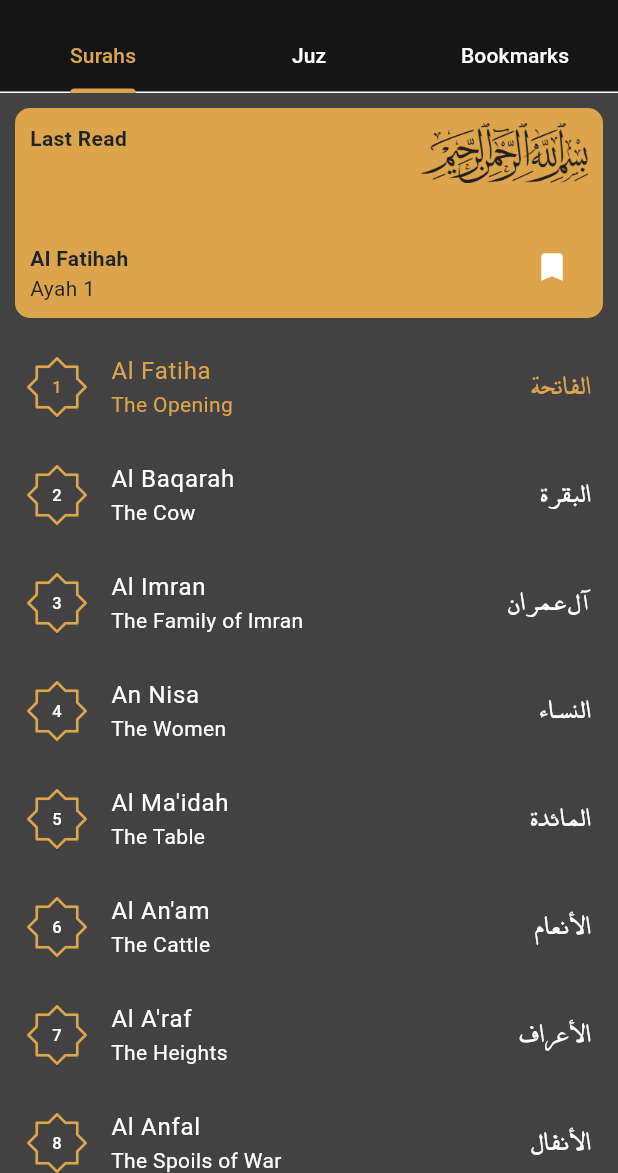
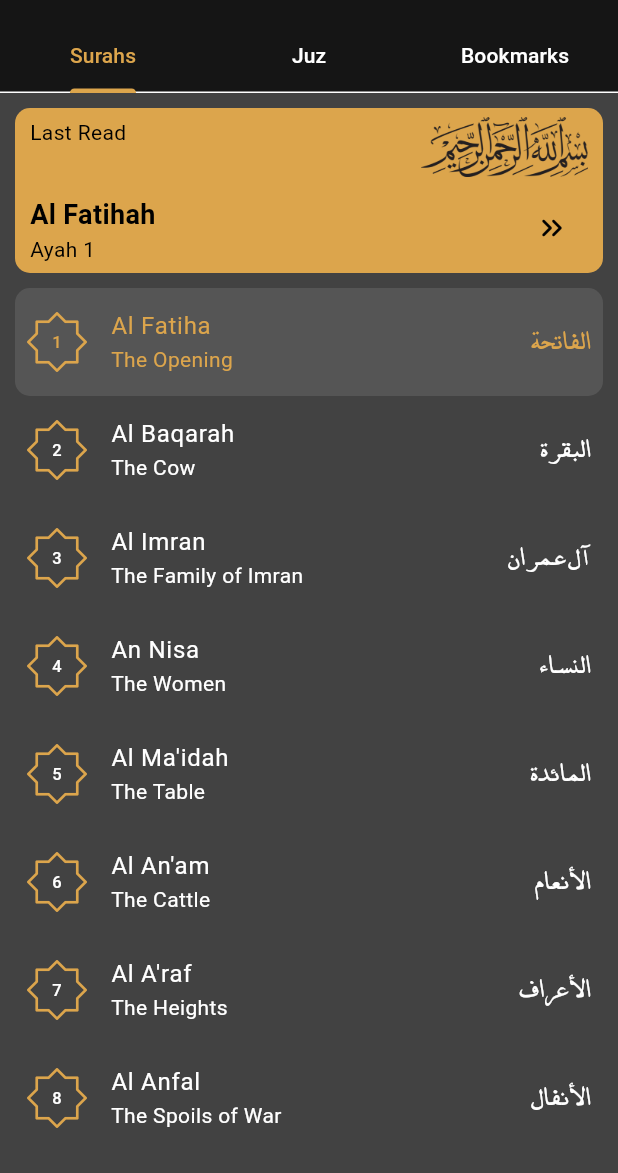
Before and after one commit to Muhammed-Rahif/quran, a Flutter app: the StandardPrimaryNavigation screen opened directly with sample values from the repository, on a phone screen of 412 x 824 dp, the part 63-1236 px from its top. Run offline on Flutter 3.47's test engine with Material 3 defaults, Android fonts, the phone set to English and light mode, and no system bars; our stand-ins replace carousel_slider; missing offline and left inert: flutter_adaptive_scaffold.

Commit message:
fix: list surah performance

```diff
--- a/lib/main.dart
+++ b/lib/main.dart
@@ -19,6 +19,7 @@ class MainApp extends StatelessWidget {
         appBarTheme: const AppBarTheme(
           elevation: 0,
           color: primaryColor,
+          foregroundColor: backgroundColor,
         ),
         searchBarTheme: SearchBarThemeData(
           backgroundColor:
--- a/lib/screens/home_screen.dart
+++ b/lib/screens/home_screen.dart
@@ -1,11 +1,9 @@
 import 'package:flutter/material.dart';
-import 'package:flutter/widgets.dart';
 import 'package:flutter_adaptive_scaffold/flutter_adaptive_scaffold.dart';
 import 'package:quran/classes/surah.dart';
 import 'package:quran/main.dart';
 import 'package:quran/screens/surah_screen.dart';
-import 'package:quran/widgets/last_read_card.dart';
-import 'package:quran/widgets/list_surahs.dart';
+import 'package:quran/widgets/home/surah_tab_bar_view.dart';
 
 class HomeScreen extends StatefulWidget {
   const HomeScreen({super.key});
@@ -31,7 +29,7 @@ class _HomeScreenState extends State<HomeScreen> {
             Breakpoints.standard: SlotLayout.from(
               key: const Key('standard_primary_navigation'),
               builder: (context) => StandardPrimaryNavigation(
-                surah: surah,
+                selectedSurah: surah,
                 onSurahClick: onSurahClick,
               ),
             ),
@@ -54,11 +52,11 @@ class _HomeScreenState extends State<HomeScreen> {
 class StandardPrimaryNavigation extends StatelessWidget {
   const StandardPrimaryNavigation({
     super.key,
-    required this.surah,
+    required this.selectedSurah,
     required this.onSurahClick,
   });
 
-  final Surah? surah;
+  final Surah? selectedSurah;
   final void Function(Surah)? onSurahClick;
 
   @override
@@ -69,8 +67,8 @@ class StandardPrimaryNavigation extends StatelessWidget {
         initialIndex: 0,
         length: 3,
         child: Scaffold(
-          extendBodyBehindAppBar: true,
           appBar: AppBar(
+            foregroundColor: Colors.white,
             backgroundColor: backgroundColor,
             title: const Text('Quran App'),
             actions: [
@@ -95,14 +93,9 @@ class StandardPrimaryNavigation extends StatelessWidget {
           ),
           body: TabBarView(
             children: <Widget>[
-              ListView(
-                children: [
-                  const LastReadCard(),
-                  ListSurahs(
-                    selectedSurah: surah,
-                    onSurahClick: onSurahClick,
-                  ),
-                ],
+              SurahTabBarView(
+                selectedSurah: selectedSurah,
+                onSurahClick: onSurahClick,
               ),
               const Center(child: Text("Juz is not available yet")),
               const Center(child: Text("Bookmarks is not available yet")),
--- a/lib/screens/surah_screen.dart
+++ b/lib/screens/surah_screen.dart
@@ -2,15 +2,16 @@ import 'package:flutter/material.dart';
 import 'package:flutter_adaptive_scaffold/flutter_adaptive_scaffold.dart';
 import 'package:quran/classes/surah.dart';
 import 'package:carousel_slider/carousel_slider.dart';
-import 'package:quran/main.dart';
 
 class SurahScreen extends StatelessWidget {
   const SurahScreen({
     super.key,
     required this.surah,
+    this.onBack,
   });
 
   final Surah surah;
+  final VoidCallback? onBack;
 
   @override
   Widget build(BuildContext context) {
@@ -20,28 +21,27 @@ class SurahScreen extends StatelessWidget {
       }
     });
 
-    return Container(
-      color: backgroundColor,
-      padding: const EdgeInsets.all(10),
-      child: Scaffold(
+    return Scaffold(
       appBar: AppBar(
         notificationPredicate: (notification) => true,
         title: Text(surah.name),
         leading: IconButton.filled(
           isSelected: true,
-            onPressed: () =>
-                Navigator.of(context).popUntil((route) => route.isFirst),
+          onPressed: onBack ??
+              () => Navigator.of(context).popUntil((route) => route.isFirst),
           icon: const Icon(Icons.arrow_back_ios_rounded),
         ),
-          shape: const RoundedRectangleBorder(
-              borderRadius: BorderRadius.all(Radius.circular(20))),
+        // shape: const RoundedRectangleBorder(
+        //     borderRadius: BorderRadius.all(Radius.circular(20))),
       ),
-        body: CarouselSlider(
+      body: Column(
+        children: [
+          CarouselSlider(
             options: CarouselOptions(
               enableInfiniteScroll: false,
               initialPage: surah.id - 1,
               enlargeCenterPage: false,
-            height: MediaQuery.of(context).size.height - 70,
+              height: MediaQuery.of(context).size.height - 108,
               viewportFraction: 1,
             ),
             items: List.generate(604, (indx) => indx).map(
@@ -68,6 +68,7 @@ class SurahScreen extends StatelessWidget {
               },
             ).toList(),
           ),
+        ],
       ),
     );
   }
--- /dev/null
+++ b/lib/widgets/home/last_read_card.dart
@@ -0,0 +1,114 @@
+import 'package:flutter/material.dart';
+
+class LastReadCard extends StatelessWidget {
+  const LastReadCard({
+    super.key,
+    this.expanded = false,
+  });
+
+  final bool expanded;
+
+  @override
+  Widget build(BuildContext context) {
+    return Padding(
+      padding: const EdgeInsets.all(10).copyWith(bottom: expanded ? 10 : 0),
+      child: AnimatedContainer(
+        curve: Curves.fastOutSlowIn,
+        duration: const Duration(milliseconds: 300),
+        height: expanded ? 110 : 60,
+        decoration: BoxDecoration(
+          borderRadius: BorderRadius.circular(10),
+          color: Theme.of(context).colorScheme.primary,
+        ),
+        child: SingleChildScrollView(
+          child: InkWell(
+            borderRadius: BorderRadius.circular(10),
+            splashFactory: NoSplash.splashFactory,
+            onTap: () {
+              Navigator.of(context).popUntil((route) => route.isFirst);
+            },
+            child: Padding(
+              padding: const EdgeInsets.symmetric(horizontal: 10, vertical: 6),
+              child: Column(
+                mainAxisAlignment: MainAxisAlignment.spaceBetween,
+                crossAxisAlignment: CrossAxisAlignment.start,
+                children: [
+                  Row(
+                    crossAxisAlignment: CrossAxisAlignment.start,
+                    mainAxisAlignment: MainAxisAlignment.spaceBetween,
+                    children: [
+                      const Text(
+                        'Last Read',
+                        style: TextStyle(
+                          color: Colors.black,
+                        ),
+                      ),
+                      Image.asset(
+                        'assets/images/bismillah-calligraphy.png',
+                        height: 40,
+                      )
+                    ],
+                  ),
+                  AnimatedContainer(
+                    curve: Curves.fastOutSlowIn,
+                    duration: const Duration(milliseconds: 300),
+                    height: expanded ? 10 : 0,
+                  ),
+                  AnimatedSwitcher(
+                    switchInCurve: Curves.fastOutSlowIn,
+                    switchOutCurve: Curves.fastOutSlowIn,
+                    duration: const Duration(milliseconds: 300),
+                    child: expanded
+                        ? Row(
+                            mainAxisAlignment: MainAxisAlignment.spaceBetween,
+                            crossAxisAlignment: CrossAxisAlignment.end,
+                            children: [
+                              const Column(
+                                crossAxisAlignment: CrossAxisAlignment.start,
+                                children: [
+                                  Text(
+                                    'Al Fatihah',
+                                    style: TextStyle(
+                                      color: Colors.black,
+                                      fontWeight: FontWeight.bold,
+                                      fontSize: 18,
+                                    ),
+                                  ),
+                                  Text(
+                                    'Ayah 1',
+                                    style: TextStyle(
+                                      color: Colors.black,
+                                    ),
+                                  ),
+                                ],
+                              ),
+                              IconButton.filled(
+                                onPressed: () {},
+                                icon: const Icon(
+                                  Icons.keyboard_double_arrow_right_rounded,
+                                  color: Colors.black,
+                                ),
+                              )
+                            ],
+                          )
+                        : Transform.translate(
+                            offset: const Offset(0, -15),
+                            child: const Text(
+                              'Al Fatihah',
+                              style: TextStyle(
+                                color: Colors.black,
+                                fontWeight: FontWeight.bold,
+                                fontSize: 16,
+                              ),
+                            ),
+                          ),
+                  ),
+                ],
+              ),
+            ),
+          ),
+        ),
+      ),
+    );
+  }
+}
--- /dev/null
+++ b/lib/widgets/home/surah_tab_bar_view.dart
@@ -0,0 +1,48 @@
+import 'package:flutter/material.dart';
+import 'package:quran/classes/surah.dart';
+import 'package:quran/widgets/home/last_read_card.dart';
+import 'package:quran/widgets/list_surahs.dart';
+
+class SurahTabBarView extends StatefulWidget {
+  const SurahTabBarView({
+    super.key,
+    required this.selectedSurah,
+    required this.onSurahClick,
+  });
+
+  final Surah? selectedSurah;
+  final void Function(Surah surah)? onSurahClick;
+
+  @override
+  State<SurahTabBarView> createState() => _SurahTabBarViewState();
+}
+
+class _SurahTabBarViewState extends State<SurahTabBarView> {
+  bool isScrolled = false;
+  final ScrollController scrollController = ScrollController();
+
+  @override
+  void initState() {
+    super.initState();
+
+    scrollController.addListener(() {
+      setState(() {
+        isScrolled = scrollController.offset > 0;
+      });
+    });
+  }
+
+  @override
+  Widget build(BuildContext context) {
+    return Column(
+      children: [
+        LastReadCard(expanded: !isScrolled),
+        ListSurahs(
+          scrollController: scrollController,
+          selectedSurah: widget.selectedSurah,
+          onSurahClick: widget.onSurahClick,
+        ),
+      ],
+    );
+  }
+}
--- a/lib/widgets/last_read_card.dart
+++ /dev/null
@@ -1,81 +0,0 @@
-import 'package:flutter/material.dart';
-
-class LastReadCard extends StatelessWidget {
-  const LastReadCard({
-    super.key,
-  });
-
-  @override
-  Widget build(BuildContext context) {
-    return Padding(
-      padding: const EdgeInsets.all(10),
-      child: Ink(
-        height: 140,
-        decoration: BoxDecoration(
-          borderRadius: BorderRadius.circular(10),
-          color: Theme.of(context).colorScheme.primary,
-        ),
-        child: InkWell(
-          borderRadius: BorderRadius.circular(10),
-          splashFactory: NoSplash.splashFactory,
-          onTap: () {
-            Navigator.of(context).popUntil((route) => route.isFirst);
-          },
-          child: Padding(
-            padding: const EdgeInsets.all(10),
-            child: Column(
-              mainAxisAlignment: MainAxisAlignment.spaceBetween,
-              children: [
-                Row(
-                  crossAxisAlignment: CrossAxisAlignment.start,
-                  mainAxisAlignment: MainAxisAlignment.spaceBetween,
-                  children: [
-                    const Text(
-                      'Last Read',
-                      style: TextStyle(
-                        color: Color(0xff1E242B),
-                        fontWeight: FontWeight.bold,
-                      ),
-                    ),
-                    Image.asset(
-                      'assets/images/bismillah-calligraphy.png',
-                      height: 40,
-                    )
-                  ],
-                ),
-                Row(
-                  mainAxisAlignment: MainAxisAlignment.spaceBetween,
-                  crossAxisAlignment: CrossAxisAlignment.end,
-                  children: [
-                    const Column(
-                      crossAxisAlignment: CrossAxisAlignment.start,
-                      children: [
-                        Text(
-                          'Al Fatihah',
-                          style: TextStyle(
-                            color: Color(0xff1E242B),
-                            fontWeight: FontWeight.bold,
-                          ),
-                        ),
-                        Text(
-                          'Ayah 1',
-                          style: TextStyle(
-                            color: Color(0xff1E242B),
-                          ),
-                        ),
-                      ],
-                    ),
-                    IconButton.filled(
-                      onPressed: () {},
-                      icon: const Icon(Icons.bookmark),
-                    )
-                  ],
-                ),
-              ],
-            ),
-          ),
-        ),
-      ),
-    );
-  }
-}
--- a/lib/widgets/list_surahs.dart
+++ b/lib/widgets/list_surahs.dart
@@ -9,34 +9,44 @@ class ListSurahs extends StatelessWidget {
     super.key,
     required this.selectedSurah,
     this.onSurahClick,
+    this.scrollController,
   });
 
   final void Function(Surah surah)? onSurahClick;
   final Surah? selectedSurah;
+  final ScrollController? scrollController;
 
   @override
   Widget build(BuildContext context) {
-    return ListView(
-      shrinkWrap: true,
+    return Flexible(
+      child: ListView.builder(
+        controller: scrollController,
         padding: const EdgeInsets.symmetric(horizontal: 10),
-      children: surahs.map((surah) {
-        return InkWell(
-          borderRadius: const BorderRadius.all(Radius.circular(10)),
-          splashFactory: NoSplash.splashFactory,
+        itemCount: surahs.length,
+        itemBuilder: (context, index) {
+          final surah = surahs[index];
+
+          return ListTile(
             onTap: () {
               onSurahClick?.call(surah);
 
               if (!Breakpoints.mediumAndUp.isActive(context)) {
                 Navigator.of(context).push(
                   MaterialPageRoute(
-                  builder: (context) => SurahScreen(surah: surah),
+                    builder: (context) => SurahScreen(
+                      surah: surah,
+                      // onBack: () =>,
+                    ),
                   ),
                 );
               }
             },
-          child: ListTile(
             contentPadding: const EdgeInsets.symmetric(horizontal: 8),
             tileColor: Colors.transparent,
+            selectedTileColor: Colors.white10,
+            splashColor: Colors.transparent,
+            shape:
+                RoundedRectangleBorder(borderRadius: BorderRadius.circular(10)),
             leading: Stack(
               alignment: Alignment.center,
               children: [
@@ -56,9 +66,9 @@ class ListSurahs extends StatelessWidget {
             subtitle: Text(surah.english),
             title: Text(surah.name),
             selected: surah == selectedSurah,
+          );
+        },
       ),
-        );
-      }).toList(),
     );
   }
 }
```
Lines whose indentation alone changed are shown as unchanged.
